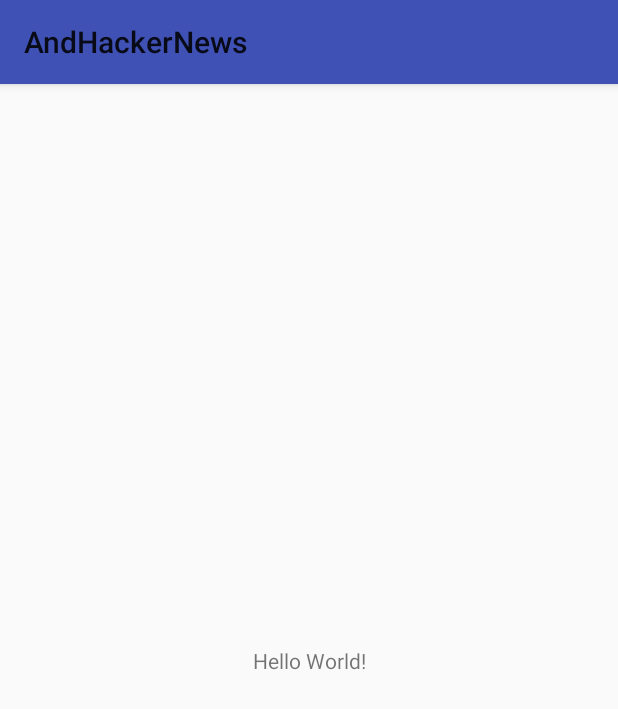
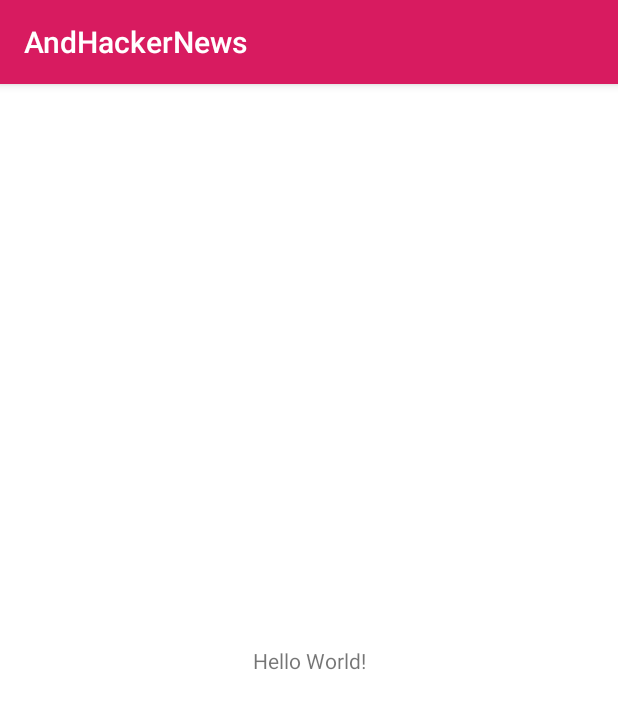
Before and after one commit to kevoroid/AndHackerNews, an Android app: the screen it shows after launch (MainActivity), on a phone screen of 412 x 824 dp. Shown: the top 709 px of the screen. Run offline under Robolectric (Android 15) with nearby library versions, the phone set to English and light mode, and no system bars.

Commit message:
adding base classes and launch screen

```diff
--- a/app/src/main/AndroidManifest.xml
+++ b/app/src/main/AndroidManifest.xml
@@ -8,7 +8,9 @@
         android:label="@string/app_name"
         android:supportsRtl="true"
         android:theme="@style/AppTheme">
-        <activity android:name=".MainActivity">
+        <activity
+            android:name=".ui.MainActivity"
+            android:theme="@style/LaunchTheme">
             <intent-filter>
                 <action android:name="android.intent.action.MAIN" />
 
--- /dev/null
+++ b/app/src/main/java/api/BaseObject.java
@@ -0,0 +1,8 @@
+package api;
+
+/**
+ * Created by kevin on 5/27/17.
+ */
+
+public class BaseObject {
+}
--- /dev/null
+++ b/app/src/main/java/api/BaseParser.java
@@ -0,0 +1,8 @@
+package api;
+
+/**
+ * Created by kevin on 5/27/17.
+ */
+
+public class BaseParser {
+}
--- /dev/null
+++ b/app/src/main/java/com/kevoroid/andhackernews/ui/BaseActivity.java
@@ -0,0 +1,10 @@
+package com.kevoroid.andhackernews.ui;
+
+import android.support.v7.app.AppCompatActivity;
+
+/**
+ * Created by kevin on 5/27/17.
+ */
+
+public class BaseActivity extends AppCompatActivity {
+}
--- /dev/null
+++ b/app/src/main/java/com/kevoroid/andhackernews/ui/BaseFragment.java
@@ -0,0 +1,10 @@
+package com.kevoroid.andhackernews.ui;
+
+import android.support.v4.app.Fragment;
+
+/**
+ * Created by kevin on 5/27/17.
+ */
+
+public class BaseFragment extends Fragment {
+}
--- a/app/src/main/java/com/kevoroid/andhackernews/MainActivity.java
+++ b/app/src/main/java/com/kevoroid/andhackernews/ui/MainActivity.java
@@ -1,9 +1,10 @@
-package com.kevoroid.andhackernews;
+package com.kevoroid.andhackernews.ui;
 
-import android.support.v7.app.AppCompatActivity;
 import android.os.Bundle;
 
-public class MainActivity extends AppCompatActivity {
+import com.kevoroid.andhackernews.R;
+
+public class MainActivity extends BaseActivity {
 
     @Override
     protected void onCreate(Bundle savedInstanceState) {
--- /dev/null
+++ b/app/src/main/java/com/kevoroid/andhackernews/ui/StoryDetailFragment.java
@@ -0,0 +1,8 @@
+package com.kevoroid.andhackernews.ui;
+
+/**
+ * Created by kevin on 5/27/17.
+ */
+
+public class StoryDetailFragment extends BaseFragment {
+}
--- /dev/null
+++ b/app/src/main/java/com/kevoroid/andhackernews/ui/StoryListFragment.java
@@ -0,0 +1,8 @@
+package com.kevoroid.andhackernews.ui;
+
+/**
+ * Created by kevin on 5/27/17.
+ */
+
+public class StoryListFragment extends BaseFragment {
+}
--- /dev/null
+++ b/app/src/main/res/drawable/launch_screen.xml
@@ -0,0 +1,12 @@
+<?xml version="1.0" encoding="utf-8"?>
+<layer-list xmlns:android="http://schemas.android.com/apk/res/android">
+
+    <item android:drawable="@color/colorPrimary" />
+
+    <item>
+        <bitmap
+            android:gravity="center"
+            android:src="@mipmap/ic_launcher" />
+    </item>
+
+</layer-list>
--- a/app/src/main/res/layout/activity_main.xml
+++ b/app/src/main/res/layout/activity_main.xml
@@ -4,7 +4,8 @@
     xmlns:tools="http://schemas.android.com/tools"
     android:layout_width="match_parent"
     android:layout_height="match_parent"
-    tools:context="com.kevoroid.andhackernews.MainActivity">
+    android:background="@android:color/white"
+    tools:context="com.kevoroid.andhackernews.ui.MainActivity">
 
     <TextView
         android:layout_width="wrap_content"
--- a/app/src/main/res/values/colors.xml
+++ b/app/src/main/res/values/colors.xml
@@ -1,6 +1,6 @@
 <?xml version="1.0" encoding="utf-8"?>
 <resources>
-    <color name="colorPrimary">#3F51B5</color>
-    <color name="colorPrimaryDark">#303F9F</color>
-    <color name="colorAccent">#FF4081</color>
+    <color name="colorPrimary">#d81b60</color>
+    <color name="colorPrimaryDark">#a00037</color>
+    <color name="colorAccent">#ff5c8d</color>
 </resources>
--- a/app/src/main/res/values/styles.xml
+++ b/app/src/main/res/values/styles.xml
@@ -1,11 +1,15 @@
 <resources>
 
     <!-- Base application theme. -->
-    <style name="AppTheme" parent="Theme.AppCompat.Light">
+    <style name="AppTheme" parent="Theme.AppCompat.Light.DarkActionBar">
         <!-- Customize your theme here. -->
         <item name="colorPrimary">@color/colorPrimary</item>
         <item name="colorPrimaryDark">@color/colorPrimaryDark</item>
         <item name="colorAccent">@color/colorAccent</item>
     </style>
 
+    <style name="LaunchTheme" parent="AppTheme">
+        <item name="android:windowBackground">@drawable/launch_screen</item>
+    </style>
+
 </resources>
```
